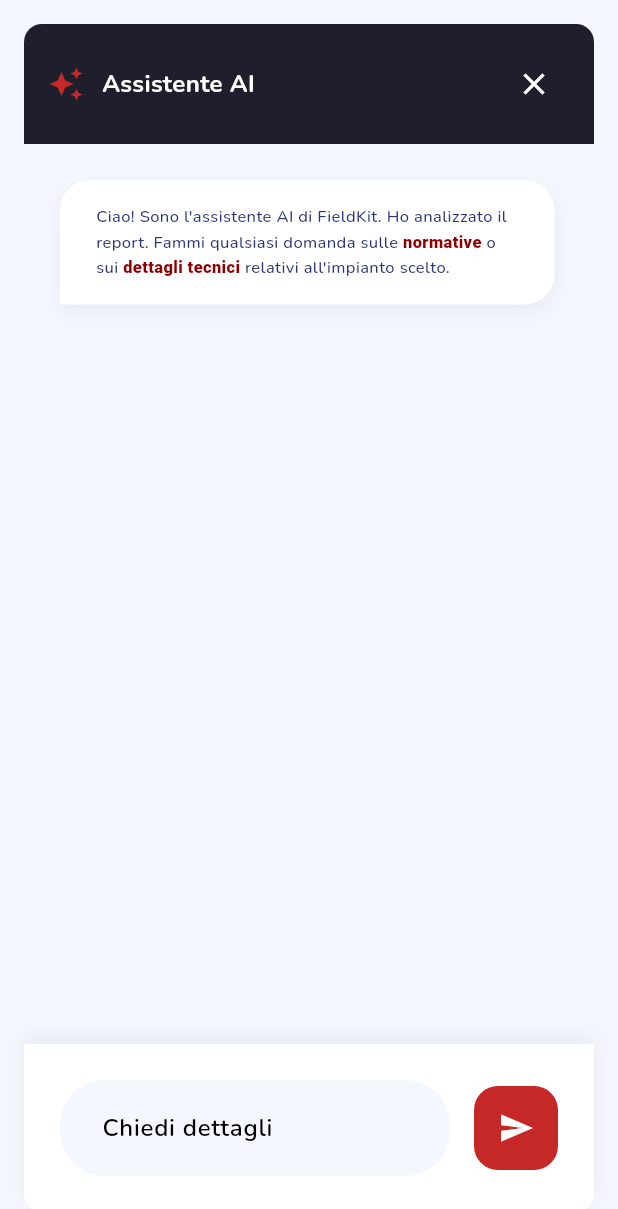
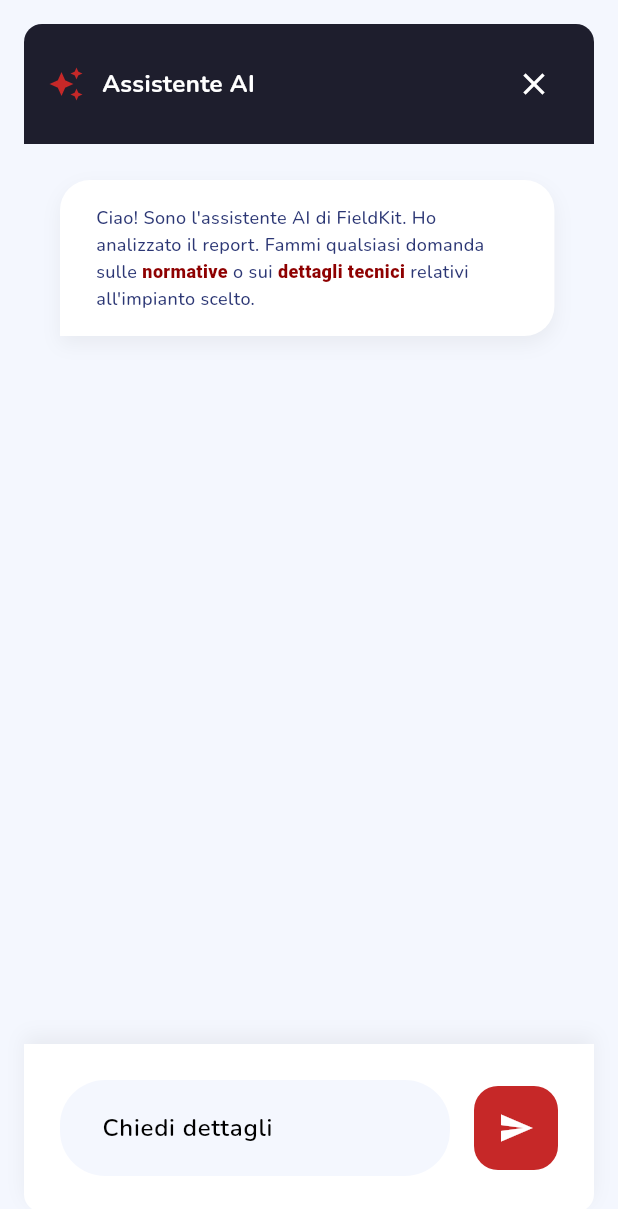
Before and after one commit to DanieleGotti/FieldKit_AI, a Flutter app: the ReportDetailChatScreen widget shown alone on an empty page, opened directly with empty values, after a tap on the "send" icon, on a phone screen of 412 x 824 dp. Shown: the top 1209 px of the screen. Run offline on Flutter 3.47's test engine with Material 3 defaults, Android fonts, the phone set to English and light mode, and no system bars; drawn by our look-alikes of flutter_markdown; our stand-ins replace google_fonts, pdf, printing.

Commit message:
Fix prompt

```diff
--- a/code/fieldkit_ai/lib/screens/data_collection_screen.dart
+++ b/code/fieldkit_ai/lib/screens/data_collection_screen.dart
@@ -162,7 +162,7 @@ class _DataCollectionScreenState extends State<DataCollectionScreen> with Automa
         .trim();
 
     // Aggiungianta della fonte
-    cleanReport += "\n\n**Fonte:** Input utente e manuali tecnici";
+    cleanReport += "\n\n**Fonte:** Input utente e manuali tecnici.";
 
     provider.addGeneratedReport("Report: ${_idCtrl.text}", cleanReport);
 
--- a/code/fieldkit_ai/lib/screens/report_detail_chat_screen.dart
+++ b/code/fieldkit_ai/lib/screens/report_detail_chat_screen.dart
@@ -59,7 +59,7 @@ class _ReportDetailChatScreenState extends State<ReportDetailChatScreen> {
     ${widget.report.aiSummary}
     --- FINE REPORT ---
 
-    RICERCA FONDAMENTALE: Prima di rispondere che non possiedi un'informazione, DEVI cercare approfonditamente nei manuali tecnici e documenti .pdf a tua disposizione.
+    RICERCA FONDAMENTALE: Prima di rispondere, DEVI cercare approfonditamente nei manuali tecnici e documenti .pdf a tua disposizione.
 
     Rispondi in modo professionale a questa richiesta dell'utente:
     "$userQuery"
@@ -67,9 +67,9 @@ class _ReportDetailChatScreenState extends State<ReportDetailChatScreen> {
     REGOLE IMPERATIVE PER LA CITAZIONE DELLA FONTE:
     1. Scrivi la fonte in una sola riga alla fine, formattata ESATTAMENTE così: "**Fonte:** [Nome fonte]".
     2. VIETATO usare frasi introduttive come "Trovato nei documenti", "Trovato nel report". Scrivi SOLO "**Fonte:** ...".
-    3. Se l'info è nel report qui sopra scrivi: "**Fonte:** Report utente".
+    3. Se l'info è nel esplicitamente nel report qui sopra scrivi: "**Fonte:** Report utente".
     4. Se l'info è nei manuali PDF scrivi: "**Fonte:** [Nome e pagina del manuale]".
-    5. Se NON usi né report né manuali: NON SCRIVERE NULLA ALLA FINE.
+    5. Se l'info non è né in report né nei manuali: NON SCRIVERE NULLA ALLA FINE.
     """;
 
     final aiResponse = await provider.callBackend(promptUnito);
--- a/code/fieldkit_ai/lib/theme/app_theme.dart
+++ b/code/fieldkit_ai/lib/theme/app_theme.dart
@@ -3,8 +3,8 @@ import 'package:google_fonts/google_fonts.dart';
 
 class AppTheme {
   static double titleSize(BuildContext context) => MediaQuery.of(context).size.width >= 800 ? 16 : 16;
-  static double bodySize(BuildContext context) => MediaQuery.of(context).size.width >= 800 ? 11 : 11;
-  static double smallSize(BuildContext context) => MediaQuery.of(context).size.width >= 800 ? 10 : 10;
+  static double bodySize(BuildContext context) => MediaQuery.of(context).size.width >= 800 ? 12 : 12;
+  static double smallSize(BuildContext context) => MediaQuery.of(context).size.width >= 800 ? 11 : 11;
 
   static const Color primary = Color(0xFFC62828);
   static const Color primaryDark = Color(0xFF8E0000);
```
Also changed, not shown: code/fieldkit_ai/lib/screens/reports_list_screen.dart (+17 -4 lines), 3 other files.
